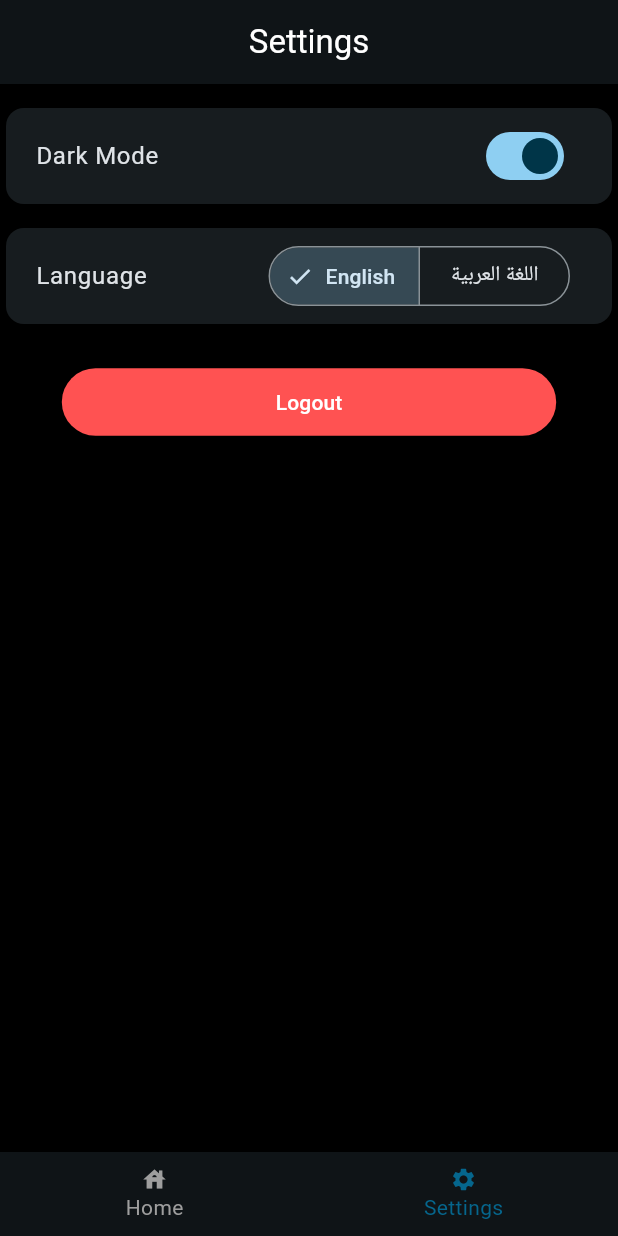
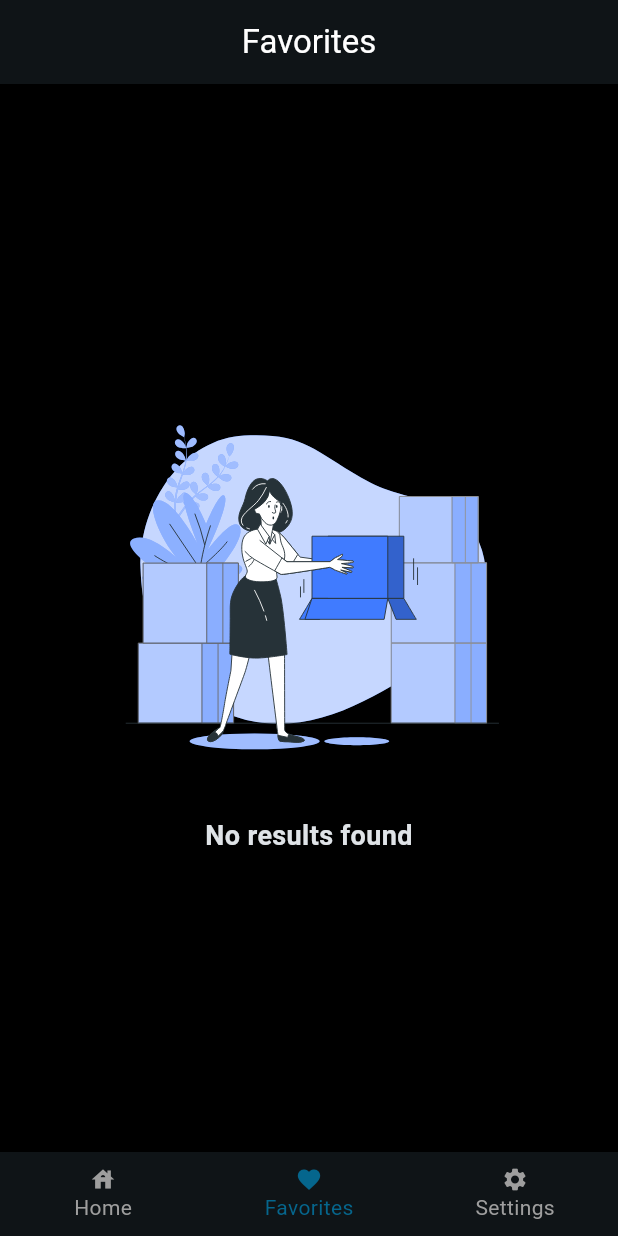
Before and after one commit to ebrahem-aboelyazed/recipes_app, a Flutter app: the HomePage screen opened by its route, swiped to page 2, on a phone screen of 412 x 824 dp. Run offline on Flutter 3.47's test engine with Material 3 defaults, Android fonts, the phone set to English and light mode, and no system bars; our stand-ins replace animate_do, bloc, cached_network_image, dartz, dio, easy_debounce and 12 more; accounts and stored records are empty; generated files the repository leaves out were written again; network calls fail.

Commit message:
Added Favorites module for favorites functionality

```diff
--- a/lib/common/common.dart
+++ b/lib/common/common.dart
@@ -6,5 +6,6 @@ export './widgets/cached_image.dart';
 export './widgets/custom_header.dart';
 export './widgets/empty_view.dart';
 export './widgets/error_view.dart';
+export './widgets/favorite_icon.dart';
 export './widgets/google_sign_button.dart';
 export './widgets/primary_button.dart';
--- a/lib/l10n/arb/app_ar.arb
+++ b/lib/l10n/arb/app_ar.arb
@@ -10,5 +10,6 @@
   "recipes": "الوصفات",
   "ingredients": "المكونات",
   "preparation_time": "وقت التحضير",
-  "logout": "تسجيل الخروج"
+  "logout": "تسجيل الخروج",
+  "favorites": "المفضله"
 }
--- a/lib/l10n/arb/app_en.arb
+++ b/lib/l10n/arb/app_en.arb
@@ -10,5 +10,6 @@
   "recipes": "Recipes",
   "ingredients": "Ingredients",
   "preparation_time": "Preparation Time",
-  "logout": "Logout"
+  "logout": "Logout",
+  "favorites": "Favorites"
 }
--- /dev/null
+++ b/lib/modules/favorites/cubits/favorites_cubit.dart
@@ -0,0 +1,40 @@
+import 'package:bloc/bloc.dart';
+import 'package:flutter/foundation.dart';
+import 'package:freezed_annotation/freezed_annotation.dart';
+import 'package:hive_flutter/hive_flutter.dart';
+import 'package:recipes_app/core/core.dart';
+import 'package:recipes_app/modules/favorites/favorites.dart';
+import 'package:recipes_app/modules/recipes/recipes.dart';
+
+part 'favorites_cubit.freezed.dart';
+part 'favorites_state.dart';
+
+/// Manages favorite recipes using a [FavoritesStorage] instance.
+class FavoritesCubit extends Cubit<FavoritesState> {
+  /// Constructs a [FavoritesCubit] with the provided [favoritesStorage].
+  FavoritesCubit({
+    required this.favoritesStorage,
+  }) : super(const FavoritesState.initial());
+
+  /// The [FavoritesStorage] instance used to manage favorite recipes.
+  final FavoritesStorage favoritesStorage;
+
+  /// Returns a [ValueListenable] to listen for changes in the favorites box.
+  ValueListenable<Box<String>> getFavoritesStream() {
+    return favoritesStorage.getFavoritesStream();
+  }
+
+  /// Retrieves a list of favorite recipes.
+  ///
+  /// Returns a list of [Recipe] objects representing favorite recipes.
+  List<Recipe> getFavorites() {
+    return favoritesStorage.getFavorites();
+  }
+
+  /// Removes a recipe from the list of favorites.
+  ///
+  /// [item] is the recipe to be removed from favorites.
+  Future<void> removeFromFavorites(Recipe item) async {
+    await favoritesStorage.removeFromFavorites(item);
+  }
+}
--- /dev/null
+++ b/lib/modules/favorites/cubits/favorites_state.dart
@@ -0,0 +1,12 @@
+part of 'favorites_cubit.dart';
+
+@freezed
+class FavoritesState with _$FavoritesState {
+  const factory FavoritesState.initial() = FavoritesInitial;
+
+  const factory FavoritesState.loading() = FavoritesLoading;
+
+  const factory FavoritesState.loaded(List<Recipe> favorites) = FavoritesLoaded;
+
+  const factory FavoritesState.failure(Failure failure) = FavoritesFailure;
+}
--- /dev/null
+++ b/lib/modules/favorites/favorites.dart
@@ -0,0 +1,5 @@
+//GENERATED BARREL FILE
+export './cubits/favorites_cubit.dart';
+export './services/favorites_storage.dart';
+export './views/favorites_view.dart';
+export './views/widgets/favorites_list_view.dart';
--- /dev/null
+++ b/lib/modules/favorites/views/favorites_view.dart
@@ -0,0 +1,52 @@
+import 'package:flutter/material.dart';
+import 'package:flutter_bloc/flutter_bloc.dart';
+import 'package:hive_flutter/hive_flutter.dart';
+import 'package:recipes_app/common/common.dart';
+import 'package:recipes_app/core/core.dart';
+import 'package:recipes_app/l10n/l10n.dart';
+import 'package:recipes_app/modules/favorites/favorites.dart';
+
+class FavoritesView extends StatelessWidget {
+  const FavoritesView({super.key});
+
+  @override
+  Widget build(BuildContext context) {
+    return BlocProvider<FavoritesCubit>(
+      create: (context) {
+        return FavoritesCubit(
+          favoritesStorage: getIt.get<FavoritesStorage>(),
+        );
+      },
+      child: Scaffold(
+        appBar: AppBar(
+          centerTitle: true,
+          title: Text(
+            context.l10n.favorites,
+            style: const TextStyle(color: Colors.white),
+          ),
+        ),
+        body: Builder(
+          builder: (ctx) {
+            final cubit = ctx.read<FavoritesCubit>();
+            return Container(
+              margin: const EdgeInsets.symmetric(
+                horizontal: 12,
+                vertical: 12,
+              ),
+              child: ValueListenableBuilder<Box<String>>(
+                valueListenable: cubit.getFavoritesStream(),
+                builder: (context, value, child) {
+                  final recipes = cubit.getFavorites();
+                  if (recipes.isEmpty) {
+                    return const Center(child: EmptyView());
+                  }
+                  return FavoritesListView(recipes: recipes);
+                },
+              ),
+            );
+          },
+        ),
+      ),
+    );
+  }
+}
--- a/lib/modules/home/views/home_page.dart
+++ b/lib/modules/home/views/home_page.dart
@@ -2,6 +2,7 @@ import 'package:flutter/material.dart';
 import 'package:flutter_bloc/flutter_bloc.dart';
 import 'package:go_router/go_router.dart';
 import 'package:recipes_app/modules/auth/auth.dart';
+import 'package:recipes_app/modules/favorites/favorites.dart';
 import 'package:recipes_app/modules/home/home.dart';
 import 'package:recipes_app/modules/recipes/recipes.dart';
 import 'package:recipes_app/modules/settings/settings.dart';
@@ -37,6 +38,7 @@ class HomePage extends StatelessWidget {
                   controller: cubit.pageController,
                   children: const [
                     RecipesView(),
+                    FavoritesView(),
                     SettingsView(),
                   ],
                 ),
--- a/lib/modules/home/views/widgets/app_bottom_nav.dart
+++ b/lib/modules/home/views/widgets/app_bottom_nav.dart
@@ -51,6 +51,10 @@ class _AppBottomNavState extends State<AppBottomNav> {
           label: context.l10n.home_txt,
         ),
         BottomNavigationBarItem(
+          icon: const Icon(Icons.favorite, size: 18),
+          label: context.l10n.favorites,
+        ),
+        BottomNavigationBarItem(
           icon: const Icon(Icons.settings, size: 18),
           label: context.l10n.settings,
         ),
--- a/lib/utils/constants/app_constants.dart
+++ b/lib/utils/constants/app_constants.dart
@@ -4,6 +4,7 @@ class AppConstants {
   static const String mode = 'mode';
   static const String cacheBox = 'cache_box';
   static const String settings = 'settings';
+  static const String favorites = 'favorites';
   static const String languageCode = 'language_code';
   static const String countryCode = 'country_code';
   static const String secureBoxKey = 'secure_box_key';
--- a/lib/utils/helpers/app_helper.dart
+++ b/lib/utils/helpers/app_helper.dart
@@ -28,5 +28,6 @@ class AppHelper {
     await Hive.initFlutter();
     await hiveManager.initializeCacheBox();
     await hiveManager.initializeSettingsBox();
+    await hiveManager.initializeFavoritesBox();
   }
 }
```
Also changed, not shown: lib/common/widgets/favorite_icon.dart (added, +36 -0 lines), lib/core/api/local/hive_manager.dart (+12 -0 lines), lib/modules/favorites/services/favorites_storage.dart (added, +67 -0 lines), lib/modules/favorites/views/widgets/favorites_list_view.dart (added, +18 -0 lines), lib/modules/recipes/views/recipes_details_page.dart (+13 -5 lines), lib/modules/recipes/views/widgets/recipe_card.dart (+11 -9 lines), lib/core/di/dependencies.config.dart, lib/modules/auth/cubits/auth_cubit.freezed.dart, lib/modules/auth/models/token.freezed.dart, lib/modules/favorites/cubits/favorites_cubit.freezed.dart (added), lib/modules/home/cubits/home_cubit.freezed.dart, lib/modules/recipes/cubits/recipes_cubit.freezed.dart, lib/modules/recipes/models/recipe.freezed.dart.
